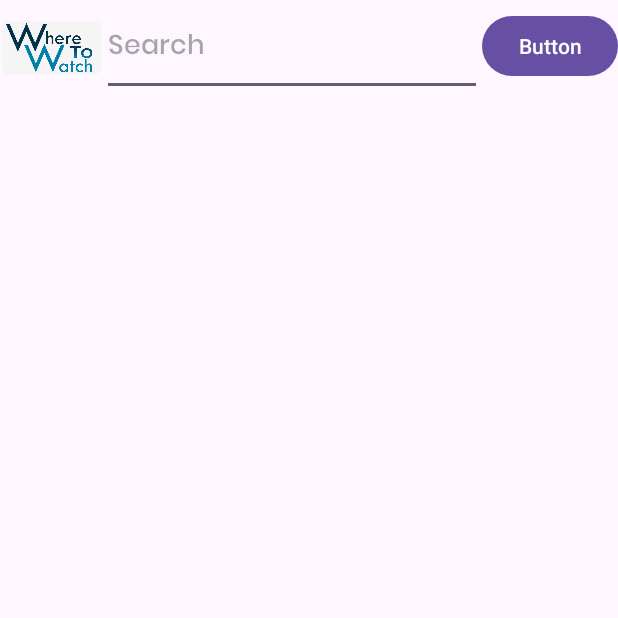
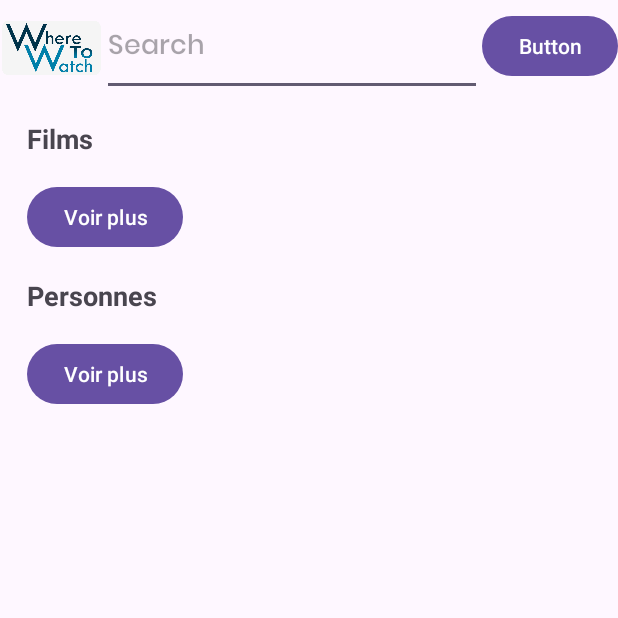
Before and after one commit to batbod349/Where_To_Watch, an Android app: the SearchView screen opened directly, with no data from a screen before it, on a phone screen of 412 x 824 dp, the top half of it. Run offline under Robolectric (Android 15) with nearby library versions, the phone set to English and light mode, and no system bars.

Commit message:
search Not Finish

```diff
--- a/app/src/main/java/com/example/where_to_watch/Controller/Responses/MovieResponse.java
+++ b/app/src/main/java/com/example/where_to_watch/Controller/Responses/MovieResponse.java
@@ -18,5 +18,4 @@ public class MovieResponse extends Movie {
     public List<Movie> getPopularMovies() {
         return movies;
     }
-    public List<Movie> getSearchResult() { return movies; }
 }
--- a/app/src/main/java/com/example/where_to_watch/Interfaces/MovieService.java
+++ b/app/src/main/java/com/example/where_to_watch/Interfaces/MovieService.java
@@ -1,5 +1,6 @@
 package com.example.where_to_watch.Interfaces;
 
+import com.example.where_to_watch.Controller.Responses.SearchResponse;
 import com.example.where_to_watch.Models.Movie;
 import com.example.where_to_watch.Controller.Responses.WatchProviderResponse;
 import com.example.where_to_watch.Controller.Responses.MovieResponse;
@@ -18,6 +19,6 @@ public interface MovieService {
     Call<MovieResponse> getMoviesCredits(@Path("movieID")String movieID, @Query("api_key")String apiKey, @Query("language")String language);
     @GET("movie/{movieID}/watch/providers")
     Call<WatchProviderResponse> getWatchProviders(@Path("movieID")String movieID, @Query("api_key")String apiKey);
-    @GET("search/movie")
-    Call<MovieResponse> getSearchResults(@Query("query")String sQuery, @Query("api_key")String apiKey, @Query("language")String language);
+    @GET("search/multi")
+    Call<SearchResponse> getSearchResults(@Query("query")String sQuery, @Query("api_key")String apiKey, @Query("language")String language);
 }
--- a/app/src/main/java/com/example/where_to_watch/Vue/SearchView.java
+++ b/app/src/main/java/com/example/where_to_watch/Vue/SearchView.java
@@ -16,11 +16,15 @@ import androidx.recyclerview.widget.RecyclerView;
 
 import com.example.where_to_watch.Controller.MovieAdapter;
 import com.example.where_to_watch.Controller.Responses.MovieResponse;
+import com.example.where_to_watch.Controller.Responses.SearchResponse;
 import com.example.where_to_watch.Controller.RetrofitClient;
+import com.example.where_to_watch.Controller.SearchAdapter;
 import com.example.where_to_watch.Interfaces.MovieService;
 import com.example.where_to_watch.Models.Movie;
+import com.example.where_to_watch.Models.People;
 import com.example.where_to_watch.R;
 
+import java.util.ArrayList;
 import java.util.List;
 
 import retrofit2.Call;
@@ -30,9 +34,17 @@ import retrofit2.Retrofit;
 
 public class SearchView extends AppCompatActivity {
 
-    private RecyclerView recyclerView;
+    private RecyclerView movieRecyclerView;
+    private RecyclerView peopleRecyclerView;
     private Button searchBut;
     private EditText searchBar;
+    private Button movieToggleBut;
+    private Button peopleToggleBut;
+    private List<String> movieList = new ArrayList<>();
+    private List<String> personList = new ArrayList<>();
+
+    private SearchAdapter movieAdapter;
+    private SearchAdapter personAdapter;
     @SuppressLint("MissingInflatedId")
     @Override
     protected void onCreate(Bundle savedInstanceState) {
@@ -47,8 +59,12 @@ public class SearchView extends AppCompatActivity {
 
         searchBut = findViewById(R.id.searchBut);
         searchBar = findViewById(R.id.searchBar);
-        recyclerView = findViewById(R.id.resultsRecycler);
-        recyclerView.setLayoutManager(new LinearLayoutManager(this));
+        movieRecyclerView = findViewById(R.id.movieRecyclerView);
+        peopleRecyclerView = findViewById(R.id.peopleRecyclerView);
+        movieRecyclerView.setLayoutManager(new LinearLayoutManager(this));
+        peopleRecyclerView.setLayoutManager(new LinearLayoutManager(this));
+        movieToggleBut = findViewById(R.id.movieToggleButton);
+        peopleToggleBut = findViewById(R.id.peopleToggleButton);
 
         // Créer une instance de MovieService en utilisant Retrofit
         Retrofit retrofit = RetrofitClient.getClient();
@@ -57,28 +73,36 @@ public class SearchView extends AppCompatActivity {
         searchBut.setOnClickListener(new View.OnClickListener() {
             @Override
             public void onClick(View v) {
-                Call<MovieResponse> call = movieService.getSearchResults(String.valueOf(searchBar.getText()),"d85ec7da27477ca0d57dfd8ffd9fd94d","fr-FR");
-                call.enqueue(new Callback<MovieResponse>() {
+                Call<SearchResponse> call = movieService.getSearchResults(String.valueOf(searchBar.getText()),"d85ec7da27477ca0d57dfd8ffd9fd94d","fr-FR");
+                call.enqueue(new Callback<SearchResponse>() {
                     @Override
-                    public void onResponse(Call<MovieResponse> call, Response<MovieResponse> response) {
+                    public void onResponse(Call<SearchResponse> call, Response<SearchResponse> response) {
                         if (response.isSuccessful()) {
                             //Récupère le contenu de la réponse
-                            MovieResponse movieResponse = response.body();
-                            //Récupère les différents films contenu dans la réponse pour les ranger dans une List
-                            List<Movie> movies = movieResponse.getSearchResult();
+                            SearchResponse searchResponse = response.body();
+                            List<Object> results = searchResponse.getSearchResult();
+                            for (Object result : results) {
+                                if (result instanceof Movie) {
+                                    Movie movie = (Movie) result;
+                                    // Traitez le film ici
+                                } else if (result instanceof People) {
+                                    People people = (People) result;
+                                    // Traitez la personne ici
+                                }
+                            }
                             //Créer et initialise notre adapteur avec les films
-                            MovieAdapter adapter = new MovieAdapter(movies);
+                           // MovieAdapter adapter = new MovieAdapter(movies);
                             //Relie le recyclerView à l'adapter
-                            recyclerView.setAdapter(adapter);
+                           // recyclerView.setAdapter(adapter);
                             //Notifie l'adapter qu'il y a eu des ajouts
-                            adapter.notifyItemInserted(movies.size()-1);
+                           // adapter.notifyItemInserted(movies.size()-1);
                         }
                         else {
                             // Gérer les erreurs
                         }
                     }
                     @Override
-                    public void onFailure(Call<MovieResponse> call, Throwable t) {
+                    public void onFailure(Call<SearchResponse> call, Throwable t) {
 
                     }
                 });
--- a/app/src/main/res/layout/activity_search_view.xml
+++ b/app/src/main/res/layout/activity_search_view.xml
@@ -31,10 +31,7 @@
             android:ems="10"
             android:fontFamily="@font/poppins_medium"
             android:hint="Search"
-            android:inputType="text"
-            android:shadowColor="#000000"
-            android:shadowDx="12"
-            android:shadowDy="10" />
+            android:inputType="text"/>
 
         <Button
             android:id="@+id/searchBut"
@@ -45,13 +42,60 @@
 
     </LinearLayout>
 
-    <androidx.recyclerview.widget.RecyclerView
-        android:id="@+id/resultsRecycler"
-        android:layout_width="409dp"
-        android:layout_height="665dp"
-        android:layout_marginTop="2dp"
-        app:layout_constraintBottom_toBottomOf="parent"
+    <LinearLayout
+        android:layout_width="408dp"
+        android:layout_height="657dp"
+        android:orientation="vertical"
+        android:padding="16dp"
         app:layout_constraintEnd_toEndOf="parent"
         app:layout_constraintStart_toStartOf="parent"
-        app:layout_constraintTop_toBottomOf="@+id/linearLayout3" />
+        app:layout_constraintTop_toBottomOf="@+id/linearLayout3">
+
+        <TextView
+            android:id="@+id/movieListTitle"
+            android:layout_width="wrap_content"
+            android:layout_height="wrap_content"
+            android:layout_marginBottom="8dp"
+            android:text="Films"
+            android:textSize="18sp"
+            android:textStyle="bold" />
+
+        <androidx.recyclerview.widget.RecyclerView
+            android:id="@+id/movieRecyclerView"
+            android:layout_width="match_parent"
+            android:layout_height="wrap_content"
+            android:layout_marginBottom="8dp"
+            android:maxHeight="300dp"
+            android:scrollbars="none" />
+
+        <Button
+            android:id="@+id/movieToggleButton"
+            android:layout_width="wrap_content"
+            android:layout_height="wrap_content"
+            android:text="Voir plus" />
+
+        <TextView
+            android:id="@+id/peopleListTitle"
+            android:layout_width="wrap_content"
+            android:layout_height="wrap_content"
+            android:layout_marginTop="16dp"
+            android:layout_marginBottom="8dp"
+            android:text="Personnes"
+            android:textSize="18sp"
+            android:textStyle="bold" />
+
+        <androidx.recyclerview.widget.RecyclerView
+            android:id="@+id/peopleRecyclerView"
+            android:layout_width="match_parent"
+            android:layout_height="wrap_content"
+            android:layout_marginBottom="8dp"
+            android:maxHeight="300dp"
+            android:scrollbars="none" />
+
+        <Button
+            android:id="@+id/peopleToggleButton"
+            android:layout_width="wrap_content"
+            android:layout_height="wrap_content"
+            android:text="Voir plus" />
+    </LinearLayout>
 </androidx.constraintlayout.widget.ConstraintLayout>
```
Also changed, not shown: app/src/main/java/com/example/where_to_watch/Controller/Responses/SearchResponse.java (added, +13 -0 lines), app/src/main/java/com/example/where_to_watch/Controller/SearchAdapter.java (added, +122 -0 lines), app/src/main/java/com/example/where_to_watch/Models/Movie.java (+10 -0 lines), app/src/main/java/com/example/where_to_watch/Models/People.java (+22 -0 lines), app/src/main/res/layout/search_movie_result.xml (added, +66 -0 lines), app/src/main/res/layout/search_people_result.xml (added, +67 -0 lines).
